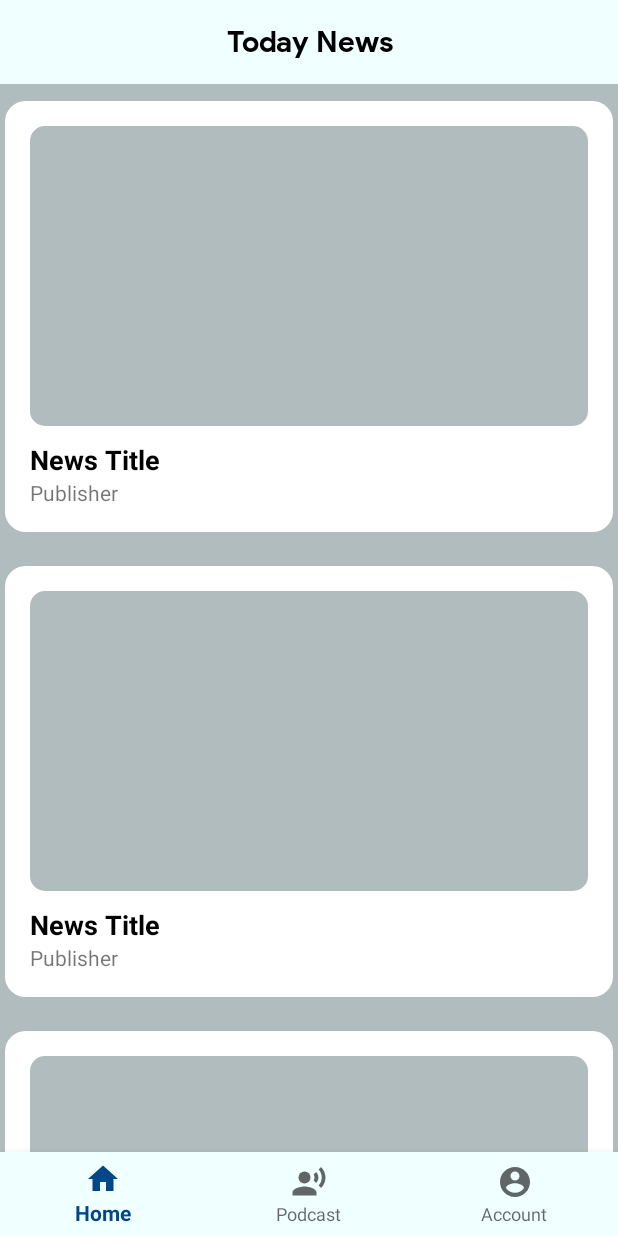
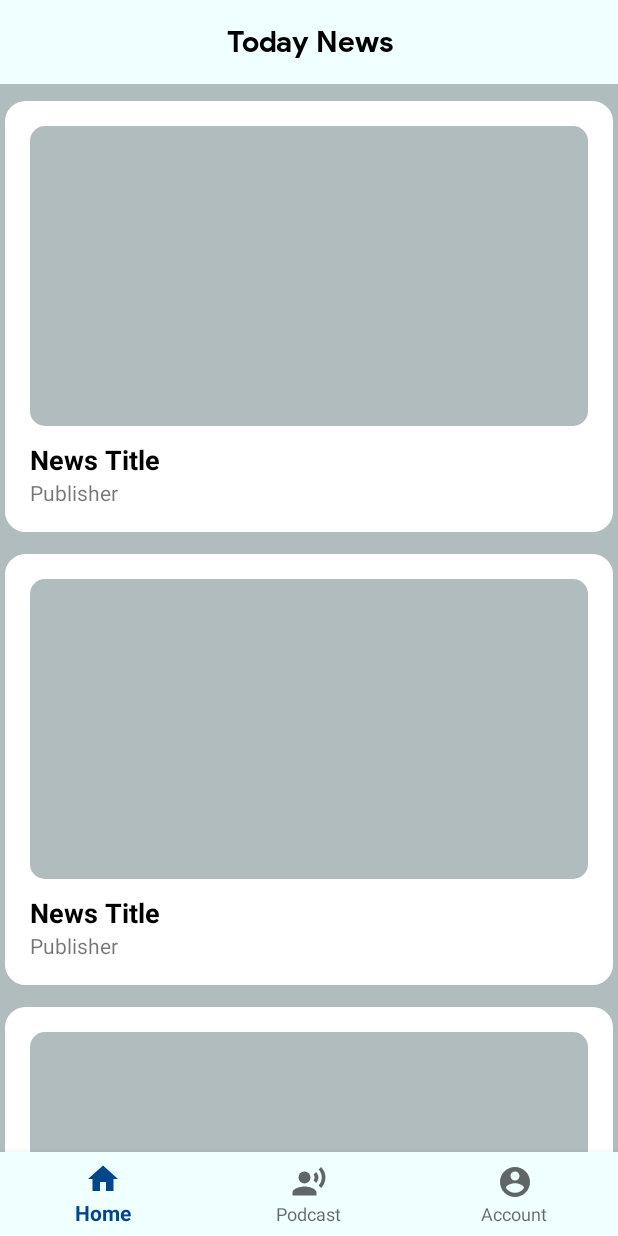
Before and after one commit to alvinaby/NewsApp, an Android app: the layout activity_main.xml on its own in the app's theme, with its tools: preview values and no code run, on a phone screen of 412 x 824 dp. Run offline under Robolectric (Android 15) with nearby library versions, the phone set to English and light mode, and no system bars; network calls fail.

Commit message:
fix activity_main.xml margin and padding

```diff
--- a/app/src/main/res/layout/activity_main.xml
+++ b/app/src/main/res/layout/activity_main.xml
@@ -29,6 +29,8 @@
         android:layout_height="wrap_content"
         android:layout_below="@+id/header"
         android:layout_above="@id/navbar"
+        android:paddingBottom="8dp"
+        android:clipToPadding="false"
         tools:listitem="@layout/news_list"/>
 
     <!-- Navigation Bar -->
--- a/app/src/main/res/layout/news_list.xml
+++ b/app/src/main/res/layout/news_list.xml
@@ -6,7 +6,6 @@
     android:layout_height="wrap_content"
     android:orientation="vertical"
     android:layout_marginTop="8dp"
-    android:layout_marginBottom="8dp"
     android:padding="20dp"
     android:background="@drawable/item_bg">
 
```
